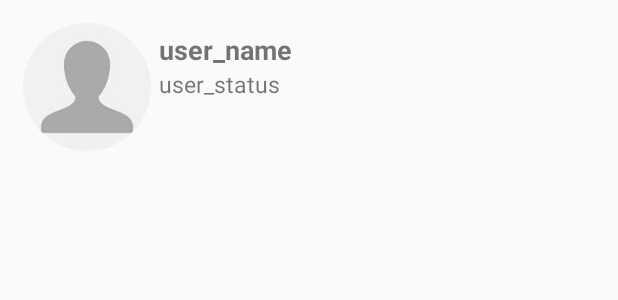
After one commit to romanov1589/StudentsTalk, an Android app: the layout all_users_display_layout.xml on its own in the app's theme, with its tools: preview values and no code run, on a phone screen of 412 x 824 dp. The commit adds this screen. Shown: the top 300 px of the screen. Run offline under Robolectric (Android 15) with nearby library versions, the phone set to English and light mode, and no system bars.

Commit message:
Display all users added

```diff
--- /dev/null
+++ b/app/src/main/res/layout/all_users_display_layout.xml
@@ -0,0 +1,45 @@
+<?xml version="1.0" encoding="utf-8"?>
+<LinearLayout xmlns:android="http://schemas.android.com/apk/res/android"
+    android:orientation="vertical"
+    android:layout_width="match_parent"
+    android:layout_height="wrap_content">
+
+    <LinearLayout
+        android:layout_width="match_parent"
+        android:layout_height="wrap_content"
+        android:orientation="horizontal"
+        android:layout_margin="15dp">
+
+        <de.hdodenhof.circleimageview.CircleImageView
+            android:id="@+id/all_users_profile_image"
+            android:layout_width="85dp"
+            android:layout_height="85dp"
+            android:src="@drawable/default_profile_image"/>
+
+        <LinearLayout
+            android:layout_width="match_parent"
+            android:layout_height="wrap_content"
+            android:orientation="vertical"
+            android:layout_margin="5dp">
+
+            <TextView
+                android:id="@+id/all_users_username"
+                android:layout_width="match_parent"
+                android:layout_height="wrap_content"
+                android:text="user_name"
+                android:textSize="18sp"
+                android:textStyle="bold"
+                />
+
+            <TextView
+                android:id="@+id/all_users_status"
+                android:layout_width="match_parent"
+                android:layout_height="wrap_content"
+                android:text="user_status"
+                android:textSize="15sp" />
+
+        </LinearLayout>
+
+    </LinearLayout>
+
+</LinearLayout>
```
Also changed, not shown: app/build.gradle (+6 -4 lines), app/src/main/java/pl/romanov/s14048/studentstalk/AllUsers.java (added, +41 -0 lines), app/src/main/java/pl/romanov/s14048/studentstalk/AllUsersActivity.java (+66 -0 lines).
